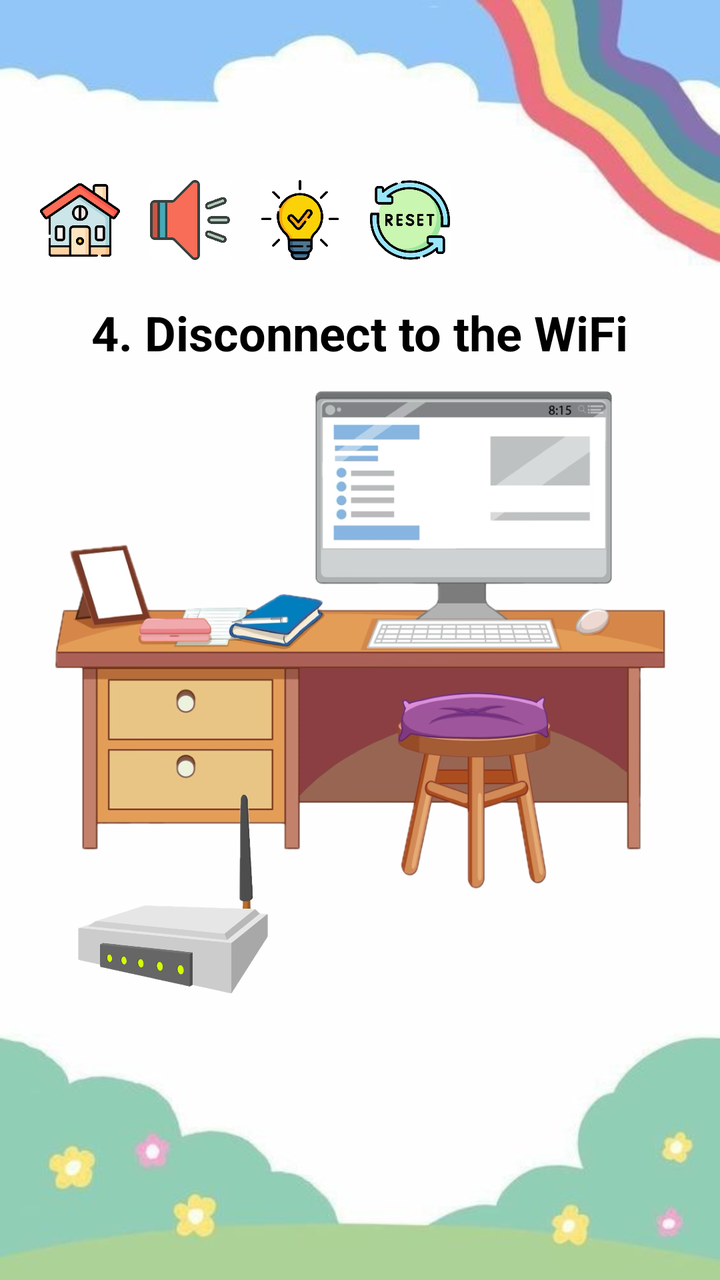
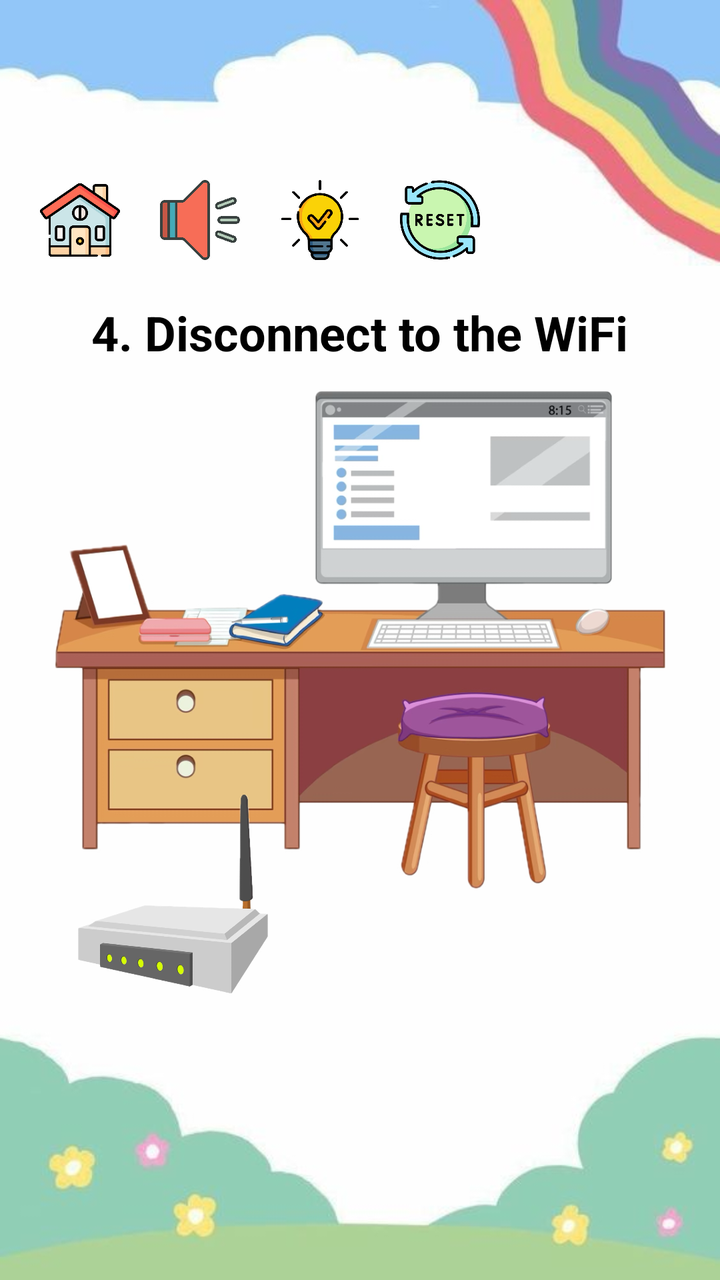

Before-and-after screenshots of an Android layout around one commit, followed by the original layout XML and the change that was made.
<!-- AndroidManifest.xml: application theme Theme.SEHH3165_GP -->
<!-- res/layout/game4_computer.xml -->
<?xml version="1.0" encoding="utf-8"?>
<RelativeLayout xmlns:android="http://schemas.android.com/apk/res/android"
    xmlns:app="http://schemas.android.com/apk/res-auto"
    xmlns:tools="http://schemas.android.com/tools"
    android:layout_width="match_parent"
    android:layout_height="match_parent"
    android:background="@drawable/bg_game"
    tools:context=".Game4">

    <include
        layout="@layout/game_layout"
        android:layout_width="match_parent"
        android:layout_height="wrap_content" />

    <TextView
        android:id="@+id/textView_computer"
        android:layout_width="wrap_content"
        android:layout_height="wrap_content"
        android:layout_centerHorizontal="true"
        android:layout_marginTop="150dp"
        android:text="4. Disconnect to the WiFi"
        android:textColor="@color/black"
        android:textSize="24sp"
        android:textStyle="bold" />

    <ImageButton
        android:id="@+id/imageButton_computer"
        android:layout_width="wrap_content"
        android:layout_height="250dp"
        android:layout_centerVertical="true"
        android:background="?android:attr/activatedBackgroundIndicator"
        android:scaleType="fitCenter"
        android:src="@drawable/g4_computer" />

    <ImageButton
        android:id="@+id/imageButton_router"
        android:layout_width="wrap_content"
        android:layout_height="100dp"
        android:layout_alignParentStart="true"
        android:layout_alignParentEnd="true"
        android:layout_alignParentBottom="true"
        android:layout_centerHorizontal="true"
        android:layout_marginStart="-213dp"
        android:layout_marginEnd="-26dp"
        android:layout_marginBottom="143dp"
        android:background="?android:attr/activatedBackgroundIndicator"
        android:scaleType="fitCenter"
        android:src="@drawable/g4_router" />

</RelativeLayout>
<!-- res/layout/game_layout.xml (included above) -->
<?xml version="1.0" encoding="utf-8"?>
<RelativeLayout xmlns:android="http://schemas.android.com/apk/res/android"
    android:layout_width="match_parent"
    android:layout_height="match_parent"
    android:background="@drawable/bg_game">

    <ImageButton
        android:id="@+id/imageButton_home"
        android:layout_width="40dp"
        android:layout_height="40dp"
        android:layout_marginStart="20dp"
        android:layout_marginTop="90dp"
        android:background="@android:drawable/screen_background_light"
        android:scaleType="fitCenter"
        android:src="@drawable/setting_home" />

    <ImageButton
        android:id="@+id/imageButton_sound"
        android:layout_width="40dp"
        android:layout_height="40dp"
        android:layout_marginStart="15dp"
        android:layout_marginTop="90dp"
        android:layout_toEndOf="@+id/imageButton_home"
        android:background="@android:drawable/screen_background_light"
        android:scaleType="fitCenter"
        android:src="@drawable/setting_speaker" />

    <ImageButton
        android:id="@+id/imageButton_hint"
        android:layout_width="40dp"
        android:layout_height="40dp"
        android:layout_marginStart="15dp"
        android:layout_marginTop="90dp"
        android:layout_toEndOf="@+id/imageButton_sound"
        android:background="@android:drawable/screen_background_light"
        android:scaleType="fitCenter"
        android:src="@drawable/setting_hint" />

    <ImageButton
        android:id="@+id/imageButton_reset"
        android:layout_width="40dp"
        android:layout_height="40dp"
        android:layout_marginStart="15dp"
        android:layout_marginTop="90dp"
        android:layout_toEndOf="@+id/imageButton_hint"
        android:background="@android:drawable/screen_background_light"
        android:scaleType="fitCenter"
        android:src="@drawable/setting_reset" />

    <ImageButton
        android:id="@+id/imageButton_next"
        android:layout_width="40dp"
        android:layout_height="40dp"
        android:layout_marginStart="15dp"
        android:layout_marginTop="90dp"
        android:layout_toEndOf="@+id/imageButton_reset"
        android:visibility="gone"
        android:background="@android:drawable/screen_background_light"
        android:scaleType="fitCenter"
        android:src="@drawable/setting_next" />

</RelativeLayout>
<!-- resources referenced by this layout -->
<resources>
  <color name="black">#FF000000</color>
  <!-- drawable bg_game: jpg bitmap (drawable, 13552 bytes) -->
  <!-- drawable g4_computer: jpeg bitmap (drawable, 281327 bytes) -->
  <!-- drawable g4_router: jpeg bitmap (drawable, 96276 bytes) -->
  <!-- drawable setting_hint: png bitmap (drawable, 28012 bytes) -->
  <!-- drawable setting_home: png bitmap (drawable, 34155 bytes) -->
  <!-- drawable setting_next: png bitmap (drawable, 42420 bytes) -->
  <!-- drawable setting_reset: png bitmap (drawable, 43959 bytes) -->
  <!-- drawable setting_speaker: png bitmap (drawable, 122319 bytes) -->
  <style name="Theme.SEHH3165_GP" parent="Base.Theme.SEHH3165_GP" />
  <style name="Base.Theme.SEHH3165_GP" parent="Theme.Material3.DayNight.NoActionBar">
          
          
      </style>
</resources>

<!-- the commit's change to res/layout/game4_computer.xml (unified diff, before → after) -->
@@ -30,6 +30,17 @@
         android:layout_centerVertical="true"
         android:background="?android:attr/activatedBackgroundIndicator"
         android:scaleType="fitCenter"
+        android:src="@drawable/g4_computer" />
+
+    <ImageButton
+        android:id="@+id/imageButton_no_wifi_computer"
+        android:layout_width="wrap_content"
+        android:layout_height="250dp"
+        android:layout_centerVertical="true"
+        android:background="?android:attr/activatedBackgroundIndicator"
+        android:scaleType="fitCenter"
+        android:visibility="invisible"
+        android:focusable="false"
         android:src="@drawable/g4_computer" />
 
     <ImageButton
@@ -69,18 +80,31 @@
         android:id="@+id/imageButton_sound"
         android:layout_width="40dp"
         android:layout_height="40dp"
-        android:layout_marginStart="15dp"
+        android:layout_marginStart="20dp"
         android:layout_marginTop="90dp"
         android:layout_toEndOf="@+id/imageButton_home"
         android:background="@android:drawable/screen_background_light"
         android:scaleType="fitCenter"
+        android:visibility="visible"
         android:src="@drawable/setting_speaker" />
+
+    <ImageButton
+        android:id="@+id/imageButton_mute"
+        android:layout_width="40dp"
+        android:layout_height="40dp"
+        android:layout_marginStart="20dp"
+        android:layout_marginTop="90dp"
+        android:layout_toEndOf="@+id/imageButton_home"
+        android:background="@android:drawable/screen_background_light"
+        android:scaleType="fitCenter"
+        android:visibility="invisible"
+        android:src="@drawable/setting_mute" />
 
     <ImageButton
         android:id="@+id/imageButton_hint"
         android:layout_width="40dp"
         android:layout_height="40dp"
-        android:layout_marginStart="15dp"
+        android:layout_marginStart="20dp"
         android:layout_marginTop="90dp"
         android:layout_toEndOf="@+id/imageButton_sound"
         android:background="@android:drawable/screen_background_light"
@@ -91,23 +115,11 @@
         android:id="@+id/imageButton_reset"
         android:layout_width="40dp"
         android:layout_height="40dp"
-        android:layout_marginStart="15dp"
+        android:layout_marginStart="20dp"
         android:layout_marginTop="90dp"
         android:layout_toEndOf="@+id/imageButton_hint"
         android:background="@android:drawable/screen_background_light"
         android:scaleType="fitCenter"
         android:src="@drawable/setting_reset" />
 
-    <ImageButton
-        android:id="@+id/imageButton_next"
-        android:layout_width="40dp"
-        android:layout_height="40dp"
-        android:layout_marginStart="15dp"
-        android:layout_marginTop="90dp"
-        android:layout_toEndOf="@+id/imageButton_reset"
-        android:visibility="gone"
-        android:background="@android:drawable/screen_background_light"
-        android:scaleType="fitCenter"
-        android:src="@drawable/setting_next" />
-
 </RelativeLayout>
<!-- resource entries referenced after the edit -->
@@ -6,7 +6,7 @@
   <!-- drawable g4_router: jpeg bitmap (drawable, 96276 bytes) -->
   <!-- drawable setting_hint: png bitmap (drawable, 28012 bytes) -->
   <!-- drawable setting_home: png bitmap (drawable, 34155 bytes) -->
-  <!-- drawable setting_next: png bitmap (drawable, 42420 bytes) -->
+  <!-- drawable setting_mute: png bitmap (drawable, 156720 bytes) -->
   <!-- drawable setting_reset: png bitmap (drawable, 43959 bytes) -->
   <!-- drawable setting_speaker: png bitmap (drawable, 122319 bytes) -->
   <style name="Theme.SEHH3165_GP" parent="Base.Theme.SEHH3165_GP" />
